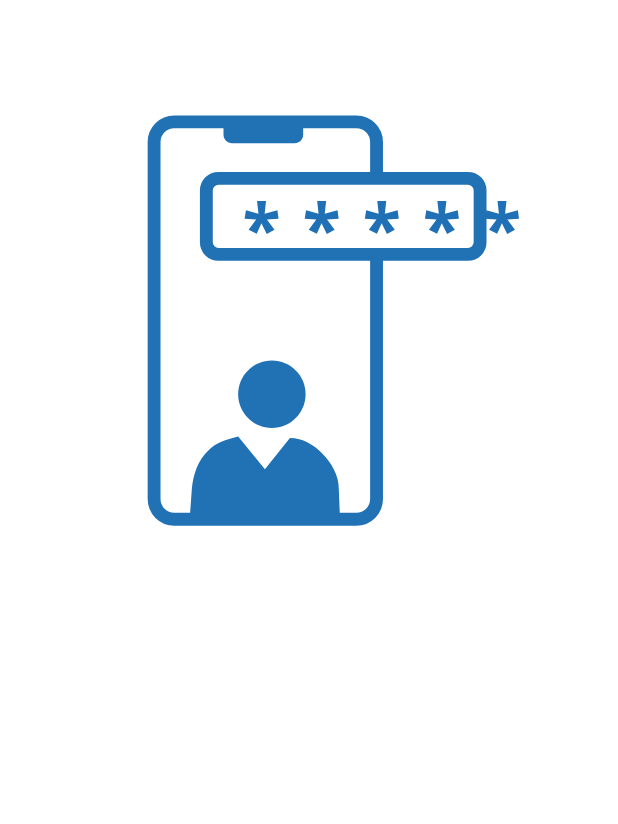
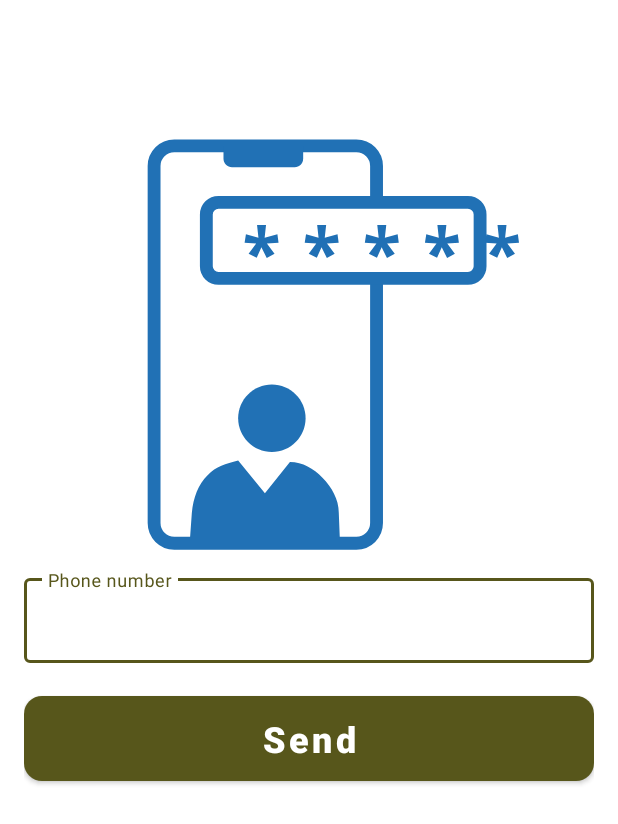
Before and after one commit to abd1lazov/TaskApp51, an Android app: the layout fragment_auth.xml on its own in the app's theme, with its tools: preview values and no code run, on a phone screen of 412 x 824 dp. Shown: the top 824 px of the screen. Run offline under Robolectric (Android 15) with nearby library versions, the phone set to English and light mode, and no system bars.

Commit message:
auth fragment

```diff
--- a/app/src/main/java/com/example/taskapp51/MainActivity.kt
+++ b/app/src/main/java/com/example/taskapp51/MainActivity.kt
@@ -24,6 +24,8 @@ class MainActivity : AppCompatActivity() {
         val navView: BottomNavigationView = binding.navView
 
         val navController = findNavController(R.id.nav_host_fragment_activity_main)
+
+        navController.navigate(R.id.authFragment)
 
         val appBarConfiguration = AppBarConfiguration(
             setOf(
--- a/app/src/main/java/com/example/taskapp51/ui/home/HomeFragment.kt
+++ b/app/src/main/java/com/example/taskapp51/ui/home/HomeFragment.kt
@@ -60,7 +60,6 @@ class HomeFragment : Fragment() {
             }
             builder.show()
         }
-
         return super.onOptionsItemSelected(item)
     }
 
@@ -84,13 +83,13 @@ class HomeFragment : Fragment() {
         binding.rvHome.adapter = adapter
 
         setData()
-
     }
 
     override fun onCreate(savedInstanceState: Bundle?) {
         super.onCreate(savedInstanceState)
         adapter = TaskAdapter(this:: onLongClickListener)
     }
+
     private fun onLongClickListener(pos: Int){
         val builder = AlertDialog.Builder(requireContext())
         builder.setTitle("Delete")
--- a/app/src/main/res/layout/fragment_auth.xml
+++ b/app/src/main/res/layout/fragment_auth.xml
@@ -4,18 +4,50 @@
     xmlns:tools="http://schemas.android.com/tools"
     android:layout_width="match_parent"
     android:layout_height="match_parent"
+    android:padding="16dp"
     tools:context=".ui.authentication.AuthFragment">
 
     <com.airbnb.lottie.LottieAnimationView
         android:id="@+id/animationView"
         android:layout_width="300dp"
         android:layout_height="300dp"
+        android:layout_marginTop="64dp"
         app:layout_constraintEnd_toEndOf="parent"
         app:layout_constraintStart_toStartOf="parent"
         app:layout_constraintTop_toTopOf="parent"
         app:lottie_autoPlay="true"
-        android:layout_marginTop="64dp"
         app:lottie_loop="true"
         app:lottie_rawRes="@raw/auth" />
 
+    <com.google.android.material.textfield.TextInputLayout
+        android:id="@+id/title_layout"
+        style="@style/Widget.MaterialComponents.TextInputLayout.OutlinedBox"
+        android:layout_width="match_parent"
+        android:layout_height="wrap_content"
+        android:hint="@string/phone_number"
+        app:layout_constraintStart_toStartOf="parent"
+        app:layout_constraintTop_toBottomOf="@id/animationView">
+
+        <com.google.android.material.textfield.TextInputEditText
+            android:id="@+id/et_phone"
+            android:layout_width="match_parent"
+            android:layout_height="wrap_content" />
+
+    </com.google.android.material.textfield.TextInputLayout>
+
+    <com.google.android.material.button.MaterialButton
+        android:id="@+id/btn_send_phone"
+        android:layout_width="match_parent"
+        android:layout_height="wrap_content"
+        android:layout_marginTop="16dp"
+        android:padding="12dp"
+        android:text="@string/send"
+        android:textAllCaps="false"
+        android:textSize="24sp"
+        android:textStyle="bold"
+        app:cornerRadius="12dp"
+        app:layout_constraintEnd_toEndOf="parent"
+        app:layout_constraintStart_toStartOf="parent"
+        app:layout_constraintTop_toBottomOf="@+id/title_layout" />
+
 </androidx.constraintlayout.widget.ConstraintLayout>
--- a/app/src/main/res/layout/fragment_new_task.xml
+++ b/app/src/main/res/layout/fragment_new_task.xml
@@ -56,5 +56,4 @@
         android:layout_marginTop="16dp"
         app:cornerRadius="12dp"/>
 
-
 </androidx.constraintlayout.widget.ConstraintLayout>
--- a/app/src/main/res/layout/fragment_on_board_page.xml
+++ b/app/src/main/res/layout/fragment_on_board_page.xml
@@ -91,5 +91,5 @@
         android:fontFamily="sans-serif-condensed"
         android:layout_marginStart="64dp"
         android:layout_marginBottom="32dp"/>
-<!--    -->
+
 </androidx.constraintlayout.widget.ConstraintLayout>
--- a/app/src/main/res/layout/item_task.xml
+++ b/app/src/main/res/layout/item_task.xml
@@ -38,6 +38,4 @@
         app:layout_constraintTop_toBottomOf="@id/tv_desc_item"
         android:layout_marginTop="12dp"/>
 
-
-
 </androidx.constraintlayout.widget.ConstraintLayout>
--- a/app/src/main/res/values/strings.xml
+++ b/app/src/main/res/values/strings.xml
@@ -17,4 +17,6 @@
     <string name="start">Start</string>
     <string name="sort">sort</string>
     <string name="setting">setting</string>
+    <string name="phone_number">Phone number</string>
+    <string name="send">Send</string>
 </resources>
```
Also changed, not shown: app/src/main/res/layout/fragment_notifications.xml (+0 -14 lines).
